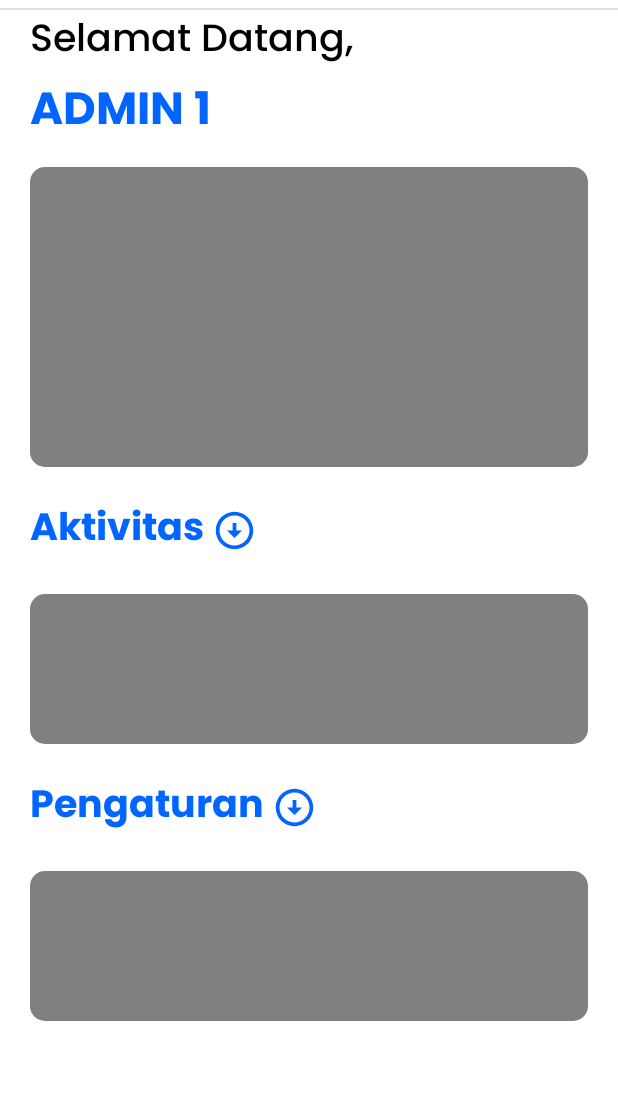
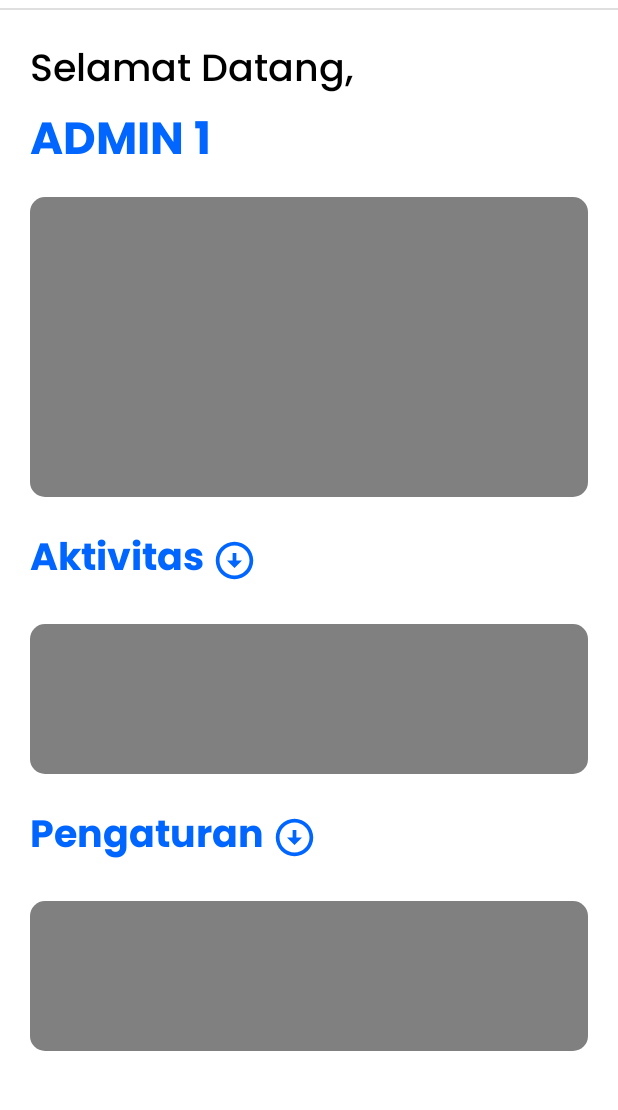
Before and after one commit to overlogic-universe/Parky, an Android app: the HomeAdminActivity screen opened directly, with no data from a screen before it, on a phone screen of 412 x 824 dp, the part 75-1185 px from its top. Run offline under Robolectric (Android 15) with nearby library versions, the phone set to English and light mode, and no system bars.

Commit message:
style: update admin home page view

```diff
--- a/app/src/main/res/layout/activity_home_admin.xml
+++ b/app/src/main/res/layout/activity_home_admin.xml
@@ -1,18 +1,15 @@
 <?xml version="1.0" encoding="utf-8"?>
-<ScrollView
+<RelativeLayout
     xmlns:android="http://schemas.android.com/apk/res/android"
     xmlns:app="http://schemas.android.com/apk/res-auto"
     xmlns:tools="http://schemas.android.com/tools"
     android:layout_width="match_parent"
-    android:layout_height="match_parent">
+    android:layout_height="match_parent"
+    tools:context=".ui.HomeAdminActivity">
 
-    <LinearLayout
-        android:layout_width="match_parent"
-        android:layout_height="wrap_content"
-        android:orientation="vertical"
-        tools:context=".ui.HomeAdminActivity">
 
         <LinearLayout
+            android:id="@+id/ll_header"
             android:layout_width="match_parent"
             android:layout_height="wrap_content"
             android:orientation="vertical"
@@ -31,11 +28,16 @@
 
         </LinearLayout>
 
+    <ScrollView
+        android:layout_width="match_parent"
+        android:layout_height="wrap_content"
+        android:layout_below="@id/ll_header">
         <LinearLayout
             android:layout_width="match_parent"
             android:layout_height="wrap_content"
             android:orientation="vertical"
-            android:paddingHorizontal="20dp">
+            android:paddingHorizontal="20dp"
+            android:layout_marginTop="20dp">
             <TextView
                 android:layout_width="wrap_content"
                 android:layout_height="wrap_content"
@@ -89,5 +91,7 @@
                 android:background="@drawable/border_radius"/>
         </LinearLayout>
 
-    </LinearLayout>
-</ScrollView>
+    </ScrollView>
+
+
+</RelativeLayout>
```
